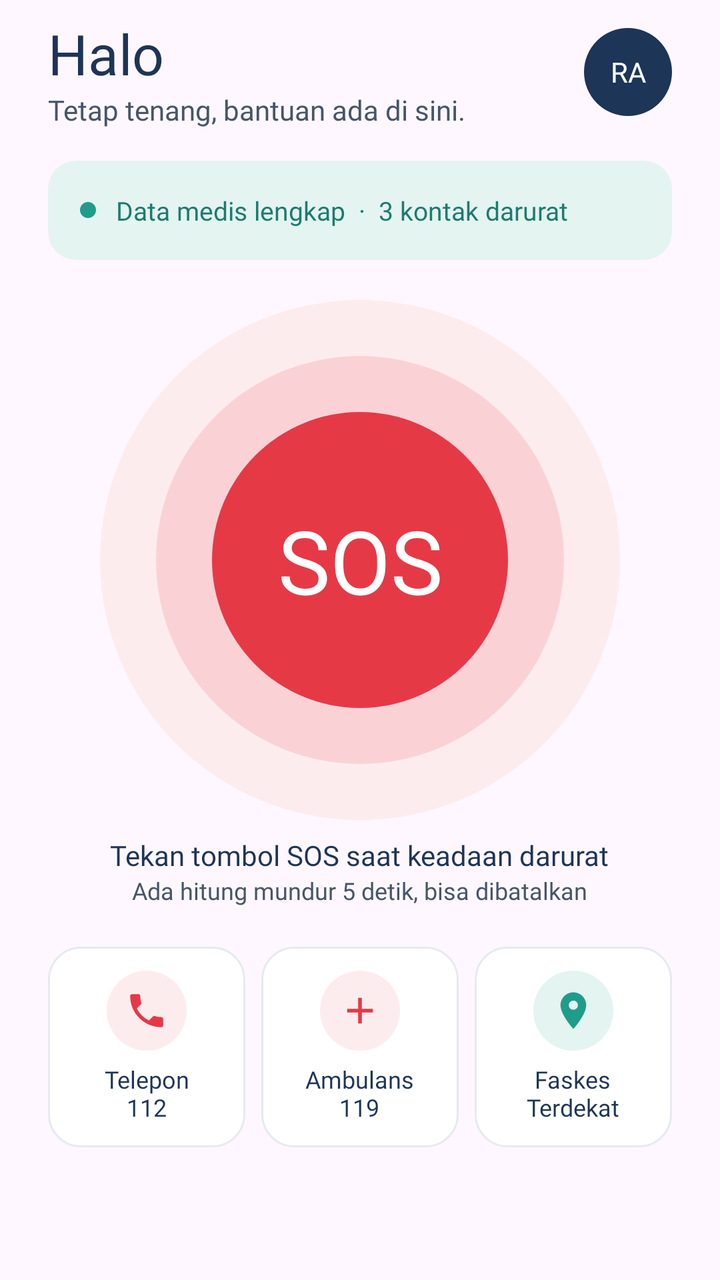
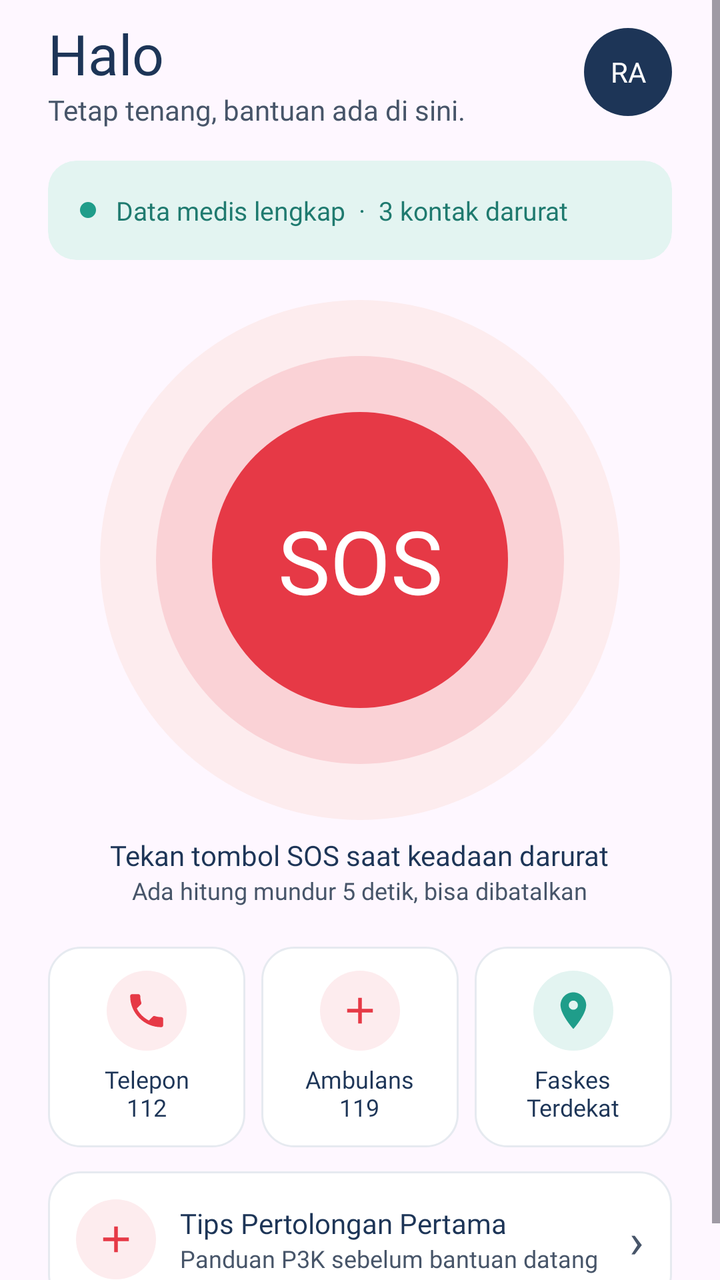

Screens rendered from an Android XML layout before and after an edit, with the pre-edit source and the edit as a unified diff.
<!-- AndroidManifest.xml: application theme Theme.MedAlert_Flora -->
<!-- res/layout/fragment_home.xml -->
<?xml version="1.0" encoding="utf-8"?>
<ScrollView xmlns:android="http://schemas.android.com/apk/res/android"
    android:layout_width="match_parent"
    android:layout_height="match_parent"
    android:fillViewport="true">

    <LinearLayout
        android:layout_width="match_parent"
        android:layout_height="wrap_content"
        android:orientation="vertical"
        android:paddingBottom="16dp">

        
        <LinearLayout
            android:layout_width="match_parent"
            android:layout_height="wrap_content"
            android:layout_marginStart="24dp"
            android:layout_marginTop="8dp"
            android:layout_marginEnd="24dp"
            android:gravity="center_vertical"
            android:orientation="horizontal">

            <LinearLayout
                android:layout_width="0dp"
                android:layout_height="wrap_content"
                android:layout_weight="1"
                android:orientation="vertical">

                <TextView
                    android:id="@+id/tvGreeting"
                    android:layout_width="wrap_content"
                    android:layout_height="wrap_content"
                    android:fontFamily="@font/poppins_bold"
                    android:text="Halo"
                    android:textColor="@color/medalert_blue"
                    android:textSize="28sp" />

                <TextView
                    android:layout_width="wrap_content"
                    android:layout_height="wrap_content"
                    android:fontFamily="@font/inter_regular"
                    android:text="Tetap tenang, bantuan ada di sini."
                    android:textColor="@color/medalert_gray"
                    android:textSize="14sp" />
            </LinearLayout>

            <TextView
                android:id="@+id/tvAvatar"
                android:layout_width="44dp"
                android:layout_height="44dp"
                android:background="@drawable/bg_avatar_navy"
                android:fontFamily="@font/poppins_bold"
                android:gravity="center"
                android:text="RA"
                android:textColor="#FFFFFF"
                android:textSize="14sp" />
        </LinearLayout>

        
        <com.google.android.material.card.MaterialCardView
            xmlns:app="http://schemas.android.com/apk/res-auto"
            android:layout_width="match_parent"
            android:layout_height="wrap_content"
            android:layout_marginStart="24dp"
            android:layout_marginTop="16dp"
            android:layout_marginEnd="24dp"
            app:cardBackgroundColor="@color/medalert_green_light"
            app:cardCornerRadius="14dp"
            app:cardElevation="0dp"
            app:strokeWidth="0dp">

            <TextView
                android:id="@+id/tvStatus"
                android:layout_width="match_parent"
                android:layout_height="wrap_content"
                android:drawableStart="@drawable/dot_teal"
                android:drawablePadding="10dp"
                android:fontFamily="@font/inter_regular"
                android:gravity="center_vertical"
                android:padding="16dp"
                android:text="Data medis lengkap  ·  3 kontak darurat"
                android:textColor="#1F7A6F"
                android:textSize="13sp" />
        </com.google.android.material.card.MaterialCardView>

        
        <TextView
            android:id="@+id/tvSos"
            android:layout_width="260dp"
            android:layout_height="260dp"
            android:layout_gravity="center_horizontal"
            android:layout_marginTop="20dp"
            android:background="@drawable/bg_sos"
            android:fontFamily="@font/poppins_bold"
            android:gravity="center"
            android:text="SOS"
            android:textColor="#FFFFFF"
            android:textSize="44sp" />

        <TextView
            android:layout_width="wrap_content"
            android:layout_height="wrap_content"
            android:layout_gravity="center_horizontal"
            android:layout_marginTop="8dp"
            android:fontFamily="@font/inter_regular"
            android:text="Tekan tombol SOS saat keadaan darurat"
            android:textColor="@color/medalert_blue"
            android:textSize="14sp" />

        <TextView
            android:layout_width="wrap_content"
            android:layout_height="wrap_content"
            android:layout_gravity="center_horizontal"
            android:fontFamily="@font/inter_regular"
            android:text="Ada hitung mundur 5 detik, bisa dibatalkan"
            android:textColor="@color/medalert_gray"
            android:textSize="12sp" />

        
        <LinearLayout
            android:layout_width="match_parent"
            android:layout_height="wrap_content"
            android:layout_marginStart="20dp"
            android:layout_marginTop="20dp"
            android:layout_marginEnd="20dp"
            android:orientation="horizontal">

            <LinearLayout
                android:id="@+id/cardCall"
                android:layout_width="0dp"
                android:layout_height="wrap_content"
                android:layout_marginStart="4dp"
                android:layout_marginEnd="4dp"
                android:layout_weight="1"
                android:background="@drawable/bg_card"
                android:clickable="true"
                android:focusable="true"
                android:gravity="center"
                android:orientation="vertical"
                android:padding="12dp">

                <ImageView
                    android:layout_width="40dp"
                    android:layout_height="40dp"
                    android:background="@drawable/bg_icon_pink_circle"
                    android:contentDescription="Telepon 112"
                    android:padding="9dp"
                    android:src="@drawable/ic_phone" />

                <TextView
                    android:layout_width="wrap_content"
                    android:layout_height="wrap_content"
                    android:layout_marginTop="6dp"
                    android:fontFamily="@font/poppins_bold"
                    android:gravity="center"
                    android:text="Telepon\n112"
                    android:textColor="@color/medalert_blue"
                    android:textSize="12sp" />
            </LinearLayout>

            <LinearLayout
                android:id="@+id/cardAmbulance"
                android:layout_width="0dp"
                android:layout_height="wrap_content"
                android:layout_marginStart="4dp"
                android:layout_marginEnd="4dp"
                android:layout_weight="1"
                android:background="@drawable/bg_card"
                android:clickable="true"
                android:focusable="true"
                android:gravity="center"
                android:orientation="vertical"
                android:padding="12dp">

                <ImageView
                    android:layout_width="40dp"
                    android:layout_height="40dp"
                    android:background="@drawable/bg_icon_pink_circle"
                    android:contentDescription="Ambulans 119"
                    android:padding="9dp"
                    android:src="@drawable/ic_cross" />

                <TextView
                    android:layout_width="wrap_content"
                    android:layout_height="wrap_content"
                    android:layout_marginTop="6dp"
                    android:fontFamily="@font/poppins_bold"
                    android:gravity="center"
                    android:text="Ambulans\n119"
                    android:textColor="@color/medalert_blue"
                    android:textSize="12sp" />
            </LinearLayout>

            <LinearLayout
                android:id="@+id/cardFaskes"
                android:layout_width="0dp"
                android:layout_height="wrap_content"
                android:layout_marginStart="4dp"
                android:layout_marginEnd="4dp"
                android:layout_weight="1"
                android:background="@drawable/bg_card"
                android:clickable="true"
                android:focusable="true"
                android:gravity="center"
                android:orientation="vertical"
                android:padding="12dp">

                <ImageView
                    android:layout_width="40dp"
                    android:layout_height="40dp"
                    android:background="@drawable/bg_icon_teal_circle"
                    android:contentDescription="Faskes Terdekat"
                    android:padding="9dp"
                    android:src="@drawable/ic_pin" />

                <TextView
                    android:layout_width="wrap_content"
                    android:layout_height="wrap_content"
                    android:layout_marginTop="6dp"
                    android:fontFamily="@font/poppins_bold"
                    android:gravity="center"
                    android:text="Faskes\nTerdekat"
                    android:textColor="@color/medalert_blue"
                    android:textSize="12sp" />
            </LinearLayout>
        </LinearLayout>
    </LinearLayout>
</ScrollView>
<!-- resources referenced by this layout -->
<resources>
  <color name="medalert_blue">#1D3557</color>
  <color name="medalert_gray">#475569</color>
  <color name="medalert_green_light">#E3F4F1</color>
  <!-- drawable bg_avatar_navy (drawable) -->
  <?xml version="1.0" encoding="utf-8"?>
  <shape xmlns:android="http://schemas.android.com/apk/res/android" android:shape="oval">
      <solid android:color="@color/medalert_blue" />
  </shape>
  <!-- drawable bg_card (drawable) -->
  <?xml version="1.0" encoding="utf-8"?>
  <shape xmlns:android="http://schemas.android.com/apk/res/android" android:shape="rectangle">
      <solid android:color="#FFFFFF" />
      <corners android:radius="16dp" />
      <stroke android:width="1dp" android:color="@color/medalert_stroke" />
  </shape>
  <!-- drawable bg_icon_pink_circle (drawable) -->
  <?xml version="1.0" encoding="utf-8"?>
  <shape xmlns:android="http://schemas.android.com/apk/res/android" android:shape="oval">
      <solid android:color="@color/medalert_red_light" />
  </shape>
  <!-- drawable bg_icon_teal_circle (drawable) -->
  <?xml version="1.0" encoding="utf-8"?>
  <shape xmlns:android="http://schemas.android.com/apk/res/android" android:shape="oval">
      <solid android:color="@color/medalert_teal_light" />
  </shape>
  <!-- drawable dot_teal (drawable) -->
  <?xml version="1.0" encoding="utf-8"?>
  <shape xmlns:android="http://schemas.android.com/apk/res/android" android:shape="oval">
      <solid android:color="@color/medalert_teal" />
      <size android:width="8dp" android:height="8dp" />
  </shape>
  <!-- drawable ic_cross (drawable) -->
  <?xml version="1.0" encoding="utf-8"?>
  <vector xmlns:android="http://schemas.android.com/apk/res/android"
      android:width="24dp" android:height="24dp" android:viewportWidth="24" android:viewportHeight="24">
      <path android:fillColor="@color/medalert_red" android:pathData="M19,13h-6v6h-2v-6H5v-2h6V5h2v6h6v2z" />
  </vector>
  <!-- drawable ic_phone (drawable) -->
  <?xml version="1.0" encoding="utf-8"?>
  <vector xmlns:android="http://schemas.android.com/apk/res/android"
      android:width="24dp" android:height="24dp" android:viewportWidth="24" android:viewportHeight="24">
      <path android:fillColor="@color/medalert_red" android:pathData="M6.62,10.79c1.44,2.83 3.76,5.14 6.59,6.59l2.2,-2.2c0.27,-0.27 0.67,-0.36 1.02,-0.24 1.12,0.37 2.33,0.57 3.57,0.57 0.55,0 1,0.45 1,1V20c0,0.55 -0.45,1 -1,1 -9.39,0 -17,-7.61 -17,-17 0,-0.55 0.45,-1 1,-1h3.5c0.55,0 1,0.45 1,1 0,1.25 0.2,2.45 0.57,3.57 0.11,0.35 0.03,0.74 -0.25,1.02l-2.2,2.2z" />
  </vector>
  <!-- drawable ic_pin (drawable) -->
  <?xml version="1.0" encoding="utf-8"?>
  <vector xmlns:android="http://schemas.android.com/apk/res/android"
      android:width="24dp" android:height="24dp" android:viewportWidth="24" android:viewportHeight="24">
      <path android:fillColor="@color/medalert_teal" android:pathData="M12,2C8.13,2 5,5.13 5,9c0,5.25 7,13 7,13s7,-7.75 7,-13c0,-3.87 -3.13,-7 -7,-7zM12,11.5c-1.38,0 -2.5,-1.12 -2.5,-2.5s1.12,-2.5 2.5,-2.5 2.5,1.12 2.5,2.5 -1.12,2.5 -2.5,2.5z" />
  </vector>
  <style name="Theme.MedAlert_Flora" parent="Base.Theme.MedAlert_Flora" />
  <color name="medalert_stroke">#E6EAF0</color>
  <color name="medalert_red_light">#FDECEE</color>
  <color name="medalert_teal_light">#E3F4F1</color>
  <color name="medalert_teal">#1F9D8A</color>
  <color name="medalert_red">#E63946</color>
  <style name="Base.Theme.MedAlert_Flora" parent="Theme.Material3.DayNight.NoActionBar">
          
          
      </style>
  <!-- unchanged entries left out for length: 1 -->
</resources>

<!-- the commit's change to res/layout/fragment_home.xml (unified diff, before → after) -->
@@ -224,5 +224,59 @@
                     android:textSize="12sp" />
             </LinearLayout>
         </LinearLayout>
+
+        <LinearLayout
+            android:id="@+id/cardTips"
+            android:layout_width="match_parent"
+            android:layout_height="wrap_content"
+            android:layout_marginStart="24dp"
+            android:layout_marginTop="12dp"
+            android:layout_marginEnd="24dp"
+            android:background="@drawable/bg_card"
+            android:clickable="true"
+            android:focusable="true"
+            android:gravity="center_vertical"
+            android:orientation="horizontal"
+            android:padding="14dp">
+
+            <ImageView
+                android:layout_width="40dp"
+                android:layout_height="40dp"
+                android:background="@drawable/bg_icon_pink_circle"
+                android:contentDescription="Tips P3K"
+                android:padding="9dp"
+                android:src="@drawable/ic_cross" />
+
+            <LinearLayout
+                android:layout_width="0dp"
+                android:layout_height="wrap_content"
+                android:layout_marginStart="12dp"
+                android:layout_weight="1"
+                android:orientation="vertical">
+
+                <TextView
+                    android:layout_width="wrap_content"
+                    android:layout_height="wrap_content"
+                    android:fontFamily="@font/poppins_bold"
+                    android:text="Tips Pertolongan Pertama"
+                    android:textColor="@color/medalert_blue"
+                    android:textSize="14sp" />
+
+                <TextView
+                    android:layout_width="wrap_content"
+                    android:layout_height="wrap_content"
+                    android:fontFamily="@font/inter_regular"
+                    android:text="Panduan P3K sebelum bantuan datang"
+                    android:textColor="@color/medalert_gray"
+                    android:textSize="12sp" />
+            </LinearLayout>
+
+            <TextView
+                android:layout_width="wrap_content"
+                android:layout_height="wrap_content"
+                android:text="›"
+                android:textColor="@color/medalert_gray"
+                android:textSize="24sp" />
+        </LinearLayout>
     </LinearLayout>
 </ScrollView>
